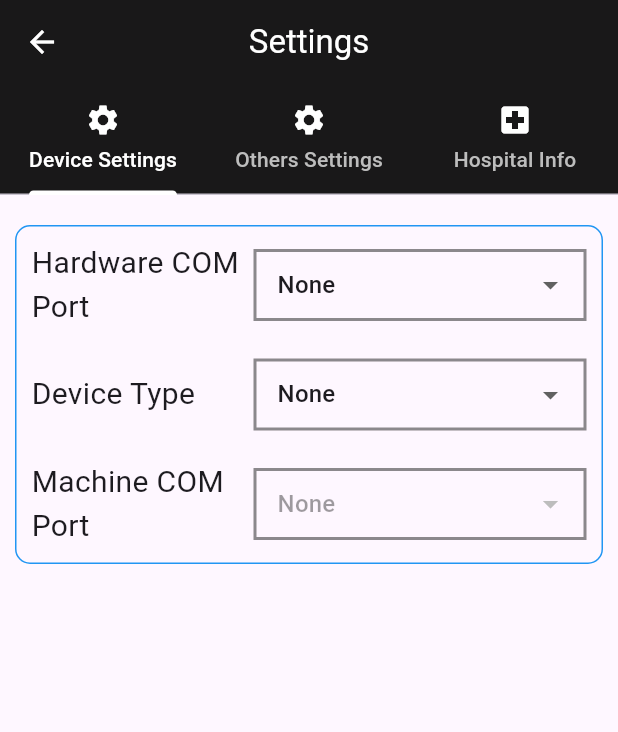
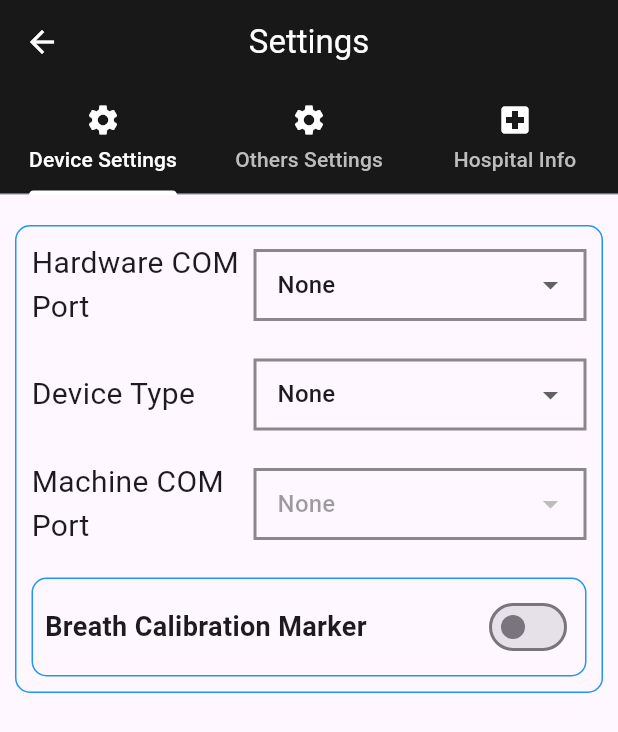
Before and after one commit to adsazad/rxdesk, a Flutter app: the GlobalSettings screen opened directly, on a phone screen of 412 x 824 dp. Shown: the top 732 px of the screen. Run offline on Flutter 3.47's test engine with Material 3 defaults, Android fonts, the phone set to English and light mode, and no system bars; our stand-ins replace animated_splash_screen, auto_size_text, drift, file_picker, fl_chart, flutter_riverpod and 4 more; missing offline and left inert: file_selector, libserialport, syncfusion_flutter_xlsio, window_manager; accounts and stored records are empty; generated files the repository leaves out were written again; Roboto replaces fonts that are missing (Ubuntu); statements that could not run were skipped; project files that could hold a hidden picture were left out.

Commit message:
graph marker

```diff
--- a/lib/Pages/GlobalSettings.dart
+++ b/lib/Pages/GlobalSettings.dart
@@ -826,6 +826,40 @@ class _GlobalSettingsState extends State<GlobalSettings> {
                       ],
                     ),
                   ),
+                // In your _deviceSettingsTab or "Other Settings" tab, add this widget where you want the setting to appear:
+                Container(
+                  margin: EdgeInsets.all(10),
+                  decoration: BoxDecoration(
+                    border: Border.all(color: Colors.blue),
+                    borderRadius: BorderRadius.circular(10),
+                  ),
+                  child: Padding(
+                    padding: const EdgeInsets.all(8.0),
+                    child: Row(
+                      mainAxisAlignment: MainAxisAlignment.spaceBetween,
+                      children: [
+                        Text(
+                          "Breath Calibration Marker",
+                          style: TextStyle(
+                            fontSize: 18,
+                            fontWeight: FontWeight.bold,
+                          ),
+                        ),
+                        Consumer<GlobalSettingsModal>(
+                          builder: (context, globalSettings, child) {
+                            return Switch(
+                              value: globalSettings.breathCalibrationMarker,
+                              onChanged: (val) {
+                                globalSettings.setBreathCalibrationMarker(val);
+                                onChange();
+                              },
+                            );
+                          },
+                        ),
+                      ],
+                    ),
+                  ),
+                ),
               ],
             ),
           ),
--- a/lib/ProviderModals/GlobalSettingsModal.dart
+++ b/lib/ProviderModals/GlobalSettingsModal.dart
@@ -44,6 +44,8 @@ class GlobalSettingsModal with ChangeNotifier {
   int transportDelayO2Ms = 0; // Transport delay for O2 in milliseconds
   int transportDelayCO2Ms = 0; // Transport delay for CO2 in milliseconds
 
+  bool breathCalibrationMarker = false;
+
   GlobalSettingsModal({
     required this.com,
     required this.autoRecordOnOff,
@@ -74,6 +76,7 @@ class GlobalSettingsModal with ChangeNotifier {
     this.transportDelayMs = 0,
     this.transportDelayO2Ms = 0,
     this.transportDelayCO2Ms = 0,
+    this.breathCalibrationMarker = false,
   });
 
   void setAutoRecordOnOff(bool value) {
@@ -193,6 +196,11 @@ class GlobalSettingsModal with ChangeNotifier {
     notifyListeners();
   }
 
+  void setBreathCalibrationMarker(bool value) {
+    breathCalibrationMarker = value;
+    notifyListeners();
+  }
+
   void setAll(
     bool autoRecordOnOff,
     bool filterOnOf,
@@ -260,6 +268,7 @@ class GlobalSettingsModal with ChangeNotifier {
       "transportDelayMs": transportDelayMs,
       "transportDelayO2Ms": transportDelayO2Ms,
       "transportDelayCO2Ms": transportDelayCO2Ms,
+      "breathCalibrationMarker": breathCalibrationMarker,
     };
     String jsonString = jsonEncode(json);
     return jsonString;
@@ -298,6 +307,7 @@ class GlobalSettingsModal with ChangeNotifier {
     transportDelayMs = arr["transportDelayMs"] ?? 0;
     transportDelayO2Ms = arr["transportDelayO2Ms"] ?? 0;
     transportDelayCO2Ms = arr["transportDelayCO2Ms"] ?? 0;
+    breathCalibrationMarker = arr["breathCalibrationMarker"] ?? false;
 
     notifyListeners();
   }
```
Also changed, not shown: lib/home.dart (+6 -1 lines).
